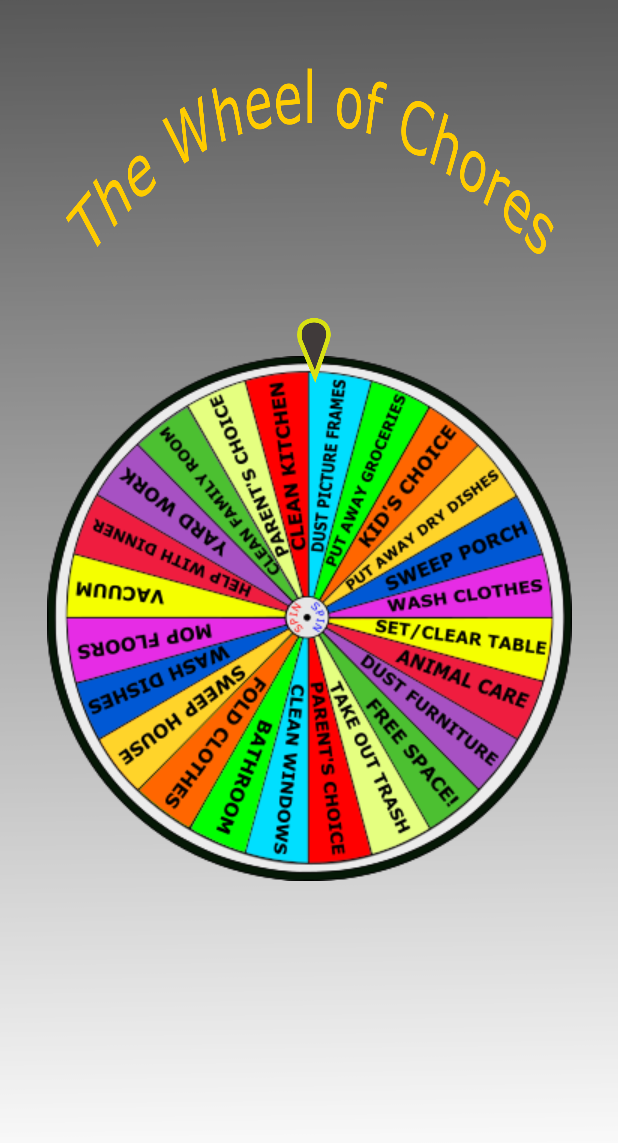
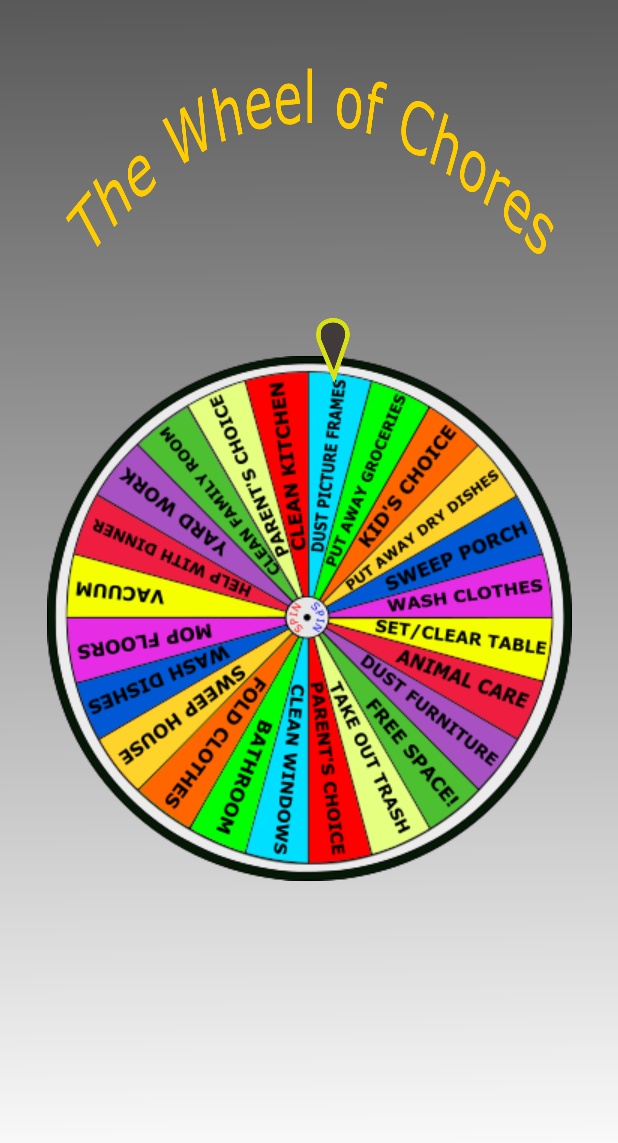
Before and after one commit to stark-coding-design/choreWheelApp, an Android app: the layout activity_main.xml on its own in the app's theme, with its tools: preview values and no code run, on a phone screen of 412 x 824 dp. Shown: the top 1143 px of the screen. Run offline under Robolectric (Android 15) with nearby library versions, the phone set to English and light mode, and no system bars.

Commit message:
Updated version 1.2; Turned the project Java code into Kotlin.  Added layouts for most screen sizes, so now compatible with more devices.

```diff
--- a/app/build.gradle
+++ b/app/build.gradle
@@ -10,8 +10,8 @@ android {
         applicationId "com.stark.satos.chorewheelapplication"
         minSdk 21
         targetSdk 31
-        versionCode 2
-        versionName "1.1"
+        versionCode 3
+        versionName "1.2"
 
         testInstrumentationRunner "androidx.test.runner.AndroidJUnitRunner"
     }
--- a/app/src/main/AndroidManifest.xml
+++ b/app/src/main/AndroidManifest.xml
@@ -1,8 +1,8 @@
 <?xml version="1.0" encoding="utf-8"?>
 <manifest xmlns:android="http://schemas.android.com/apk/res/android"
     package="com.stark.satos.chorewheelapplication"
-    android:versionCode = "2"
-    android:versionName = "1.1"
+    android:versionCode = "3"
+    android:versionName = "1.2"
     >
 
     <application
--- a/app/src/main/res/layout/activity_main.xml
+++ b/app/src/main/res/layout/activity_main.xml
@@ -25,11 +25,11 @@
         android:id="@+id/ticker"
         android:layout_width="52dp"
         android:layout_height="43dp"
-        android:layout_marginBottom="332dp"
-        app:layout_constraintBottom_toBottomOf="@+id/spinningWheel"
-        app:layout_constraintEnd_toEndOf="parent"
-        app:layout_constraintHorizontal_bias="0.51"
-        app:layout_constraintStart_toStartOf="parent"
+        android:layout_marginBottom="-18dp"
+        app:layout_constraintBottom_toTopOf="@+id/spinningWheel"
+        app:layout_constraintEnd_toEndOf="@+id/spinningWheel"
+        app:layout_constraintHorizontal_bias="0.553"
+        app:layout_constraintStart_toStartOf="@+id/spinningWheel"
         app:srcCompat="@drawable/chore_wheel_ticker" />
 
 </androidx.constraintlayout.widget.ConstraintLayout>
```
